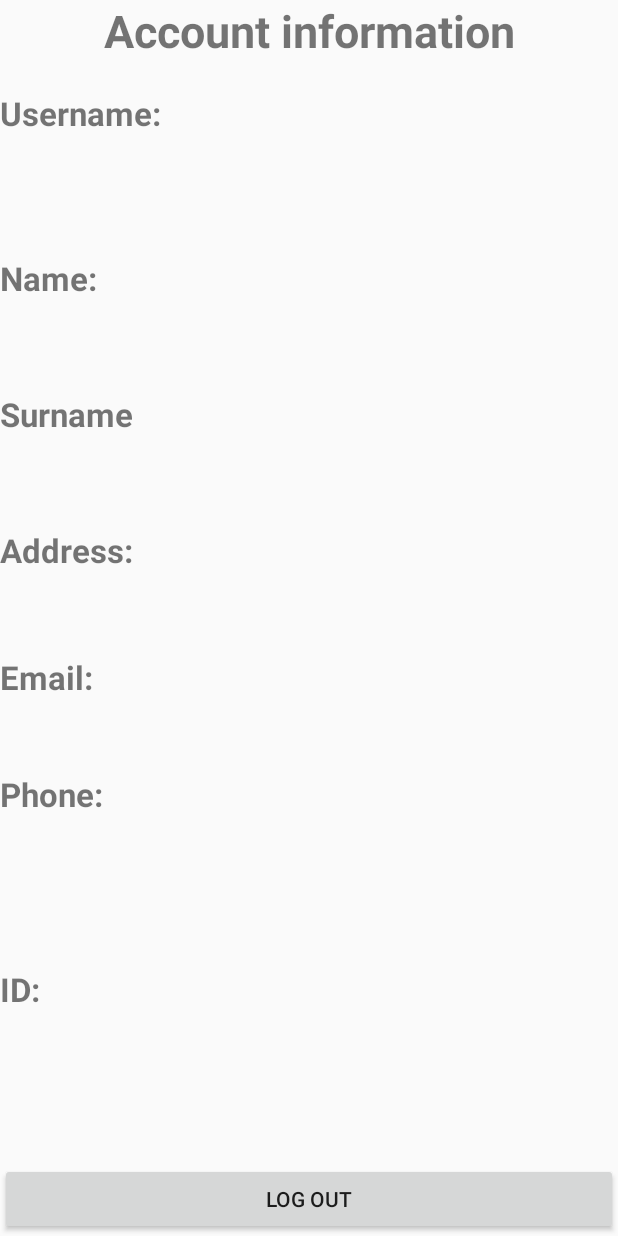
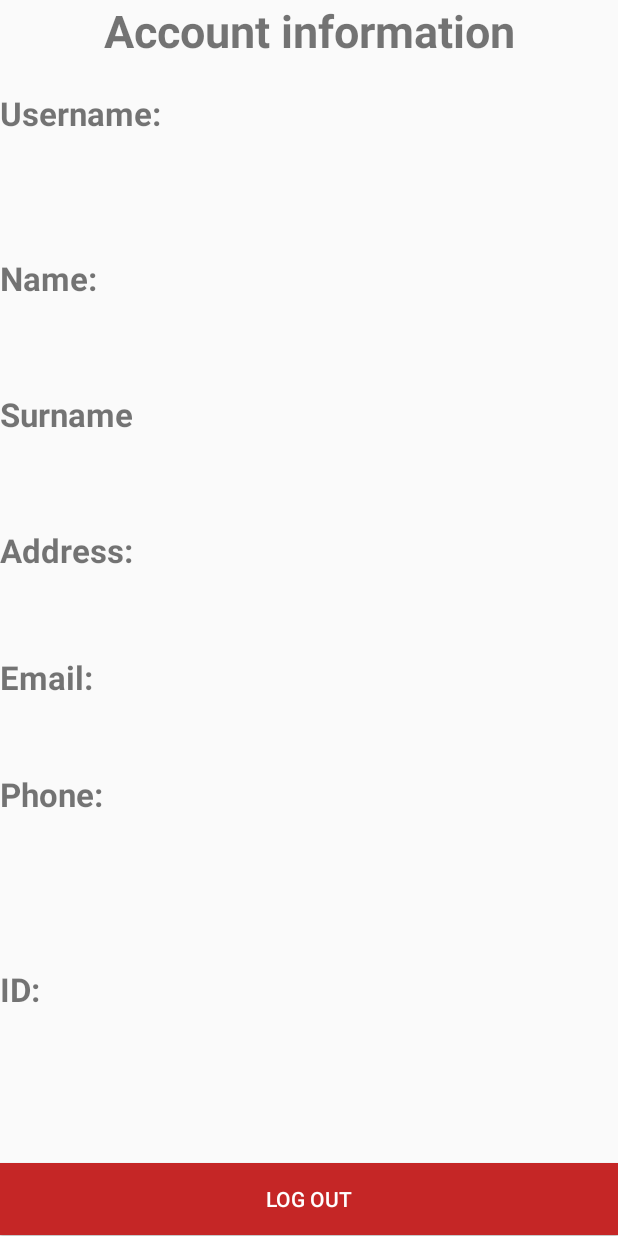
Before and after one commit to CreditApp/CreditApp, an Android app: the layout profile_fragment_view.xml on its own in the app's theme, with its tools: preview values and no code run, on a phone screen of 412 x 824 dp. Run offline under Robolectric (Android 15) with nearby library versions, the phone set to English and light mode, and no system bars.

Commit message:
edit button colors in profile fragment

```diff
--- a/app/src/main/res/layout-land/profile_fragment_view.xml
+++ b/app/src/main/res/layout-land/profile_fragment_view.xml
@@ -191,6 +191,8 @@
                 android:id="@+id/log_out_button"
                 android:layout_width="match_parent"
                 android:layout_height="wrap_content"
+                android:textColor="@color/white"
+                android:background="@color/colorPrimary"
                 android:text="Log out" />
         </LinearLayout>
     </ScrollView>
--- a/app/src/main/res/layout/profile_fragment_view.xml
+++ b/app/src/main/res/layout/profile_fragment_view.xml
@@ -190,6 +190,8 @@
             <Button
                 android:id="@+id/log_out_button"
                 android:layout_width="match_parent"
+                android:textColor="@color/white"
+                android:background="@color/colorPrimary"
                 android:layout_height="wrap_content"
                 android:text="Log out" />
         </LinearLayout>
```
Also changed, not shown: app/src/main/java/com/example/android/itcreditonline/ApplyFragment.java (line endings or trailing spaces).
